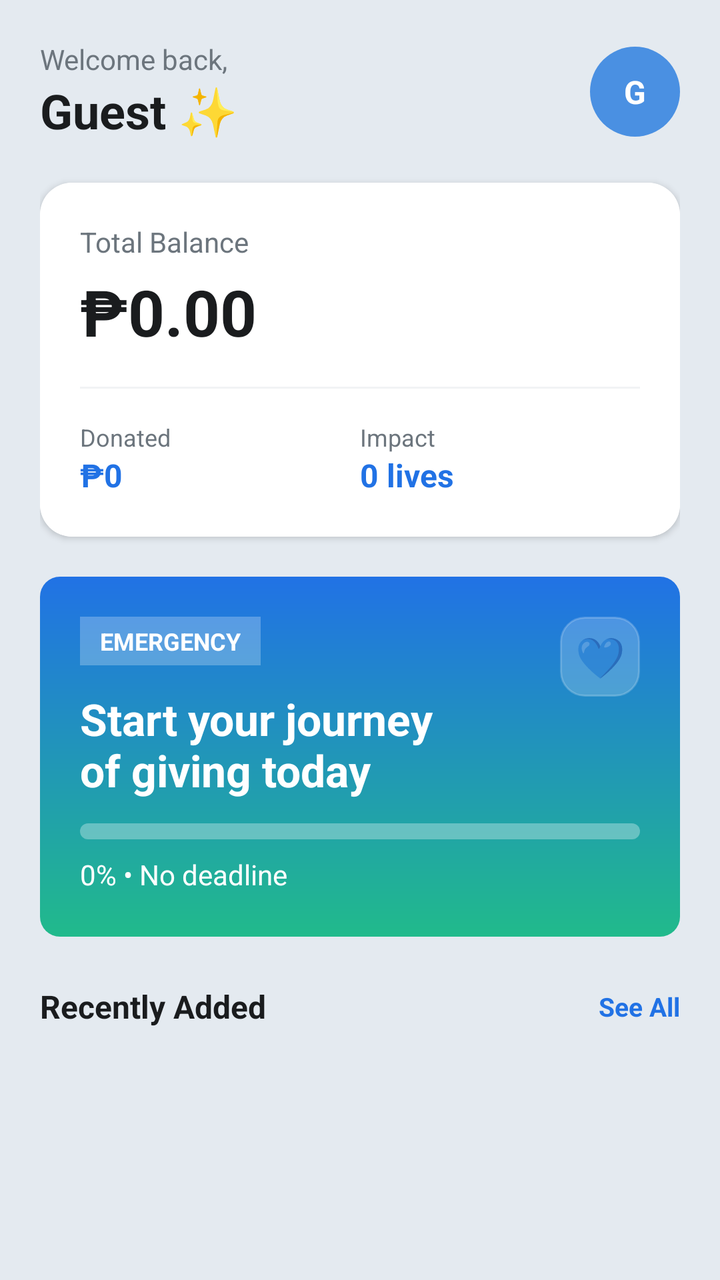
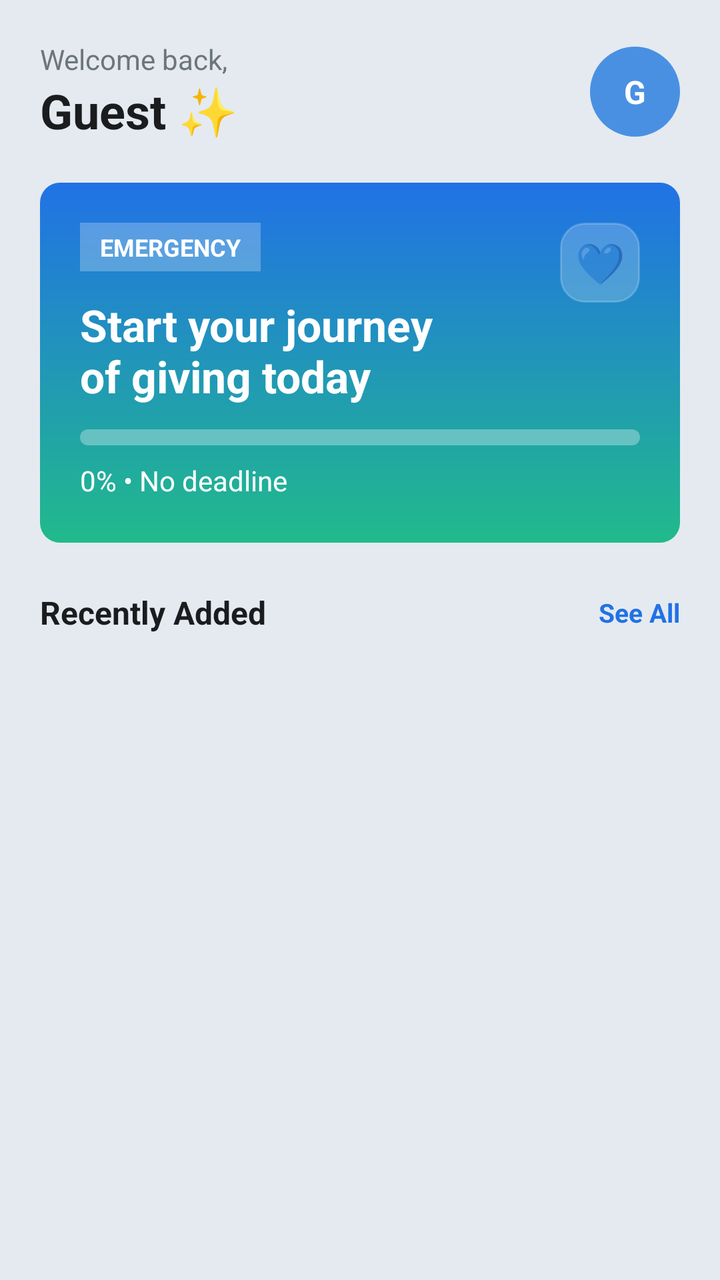

Compare the two renders of this Android layout. The source of the first and the diff that turns it into the second are given below.
<!-- AndroidManifest.xml: application theme Theme.UlamShare -->
<!-- res/layout/activity_home.xml -->
<?xml version="1.0" encoding="utf-8"?>
<androidx.constraintlayout.widget.ConstraintLayout xmlns:android="http://schemas.android.com/apk/res/android"
    xmlns:app="http://schemas.android.com/apk/res-auto"
    xmlns:tools="http://schemas.android.com/tools"
    android:layout_width="match_parent"
    android:layout_height="match_parent"
    android:background="#E4EAF0">

    <androidx.core.widget.NestedScrollView
        android:layout_width="match_parent"
        android:layout_height="match_parent"
        android:fillViewport="true">

        <LinearLayout
            android:layout_width="match_parent"
            android:layout_height="wrap_content"
            android:orientation="vertical"
            android:padding="20dp">

            <androidx.constraintlayout.widget.ConstraintLayout
                android:layout_width="match_parent"
                android:layout_height="wrap_content">

                <LinearLayout
                    android:id="@+id/greetingLayout"
                    android:layout_width="0dp"
                    android:layout_height="wrap_content"
                    android:orientation="vertical"
                    app:layout_constraintBottom_toBottomOf="parent"
                    app:layout_constraintEnd_toStartOf="@id/btnRegisterHeader"
                    app:layout_constraintStart_toStartOf="parent"
                    app:layout_constraintTop_toTopOf="parent">

                    <TextView
                        android:id="@+id/tvGreeting"
                        android:layout_width="wrap_content"
                        android:layout_height="wrap_content"
                        android:text="Welcome back,"
                        android:textColor="#6C757D"
                        android:textSize="14sp" />

                    <TextView
                        android:id="@+id/tvUserName"
                        android:layout_width="wrap_content"
                        android:layout_height="wrap_content"
                        android:text="Guest ✨"
                        android:textColor="#1A1C1E"
                        android:textSize="24sp"
                        android:textStyle="bold" />
                </LinearLayout>

                <Button
                    android:id="@+id/btnRegisterHeader"
                    style="@style/Widget.MaterialComponents.Button.TextButton"
                    android:layout_width="wrap_content"
                    android:layout_height="wrap_content"
                    android:layout_marginEnd="12dp"
                    android:minWidth="0dp"
                    android:text="Register"
                    android:textAllCaps="false"
                    android:textColor="#2172E5"
                    android:textSize="12sp"
                    android:textStyle="bold"
                    android:visibility="gone"
                    app:layout_constraintBottom_toBottomOf="parent"
                    app:layout_constraintEnd_toStartOf="@id/tvProfileInitials"
                    app:layout_constraintTop_toTopOf="parent"
                    tools:visibility="visible" />

                <TextView
                    android:id="@+id/tvProfileInitials"
                    android:layout_width="45dp"
                    android:layout_height="45dp"
                    android:background="@drawable/circle_blue_profile"
                    android:gravity="center"
                    android:text="G"
                    android:textColor="#FFFFFF"
                    android:textSize="16sp"
                    android:textStyle="bold"
                    app:layout_constraintBottom_toBottomOf="parent"
                    app:layout_constraintEnd_toEndOf="parent"
                    app:layout_constraintTop_toTopOf="parent" />
            </androidx.constraintlayout.widget.ConstraintLayout>

            
            <androidx.cardview.widget.CardView
                android:layout_width="match_parent"
                android:layout_height="wrap_content"
                android:layout_marginTop="20dp"
                app:cardCornerRadius="16dp"
                app:cardElevation="2dp">

                <LinearLayout
                    android:layout_width="match_parent"
                    android:layout_height="wrap_content"
                    android:background="#FFFFFF"
                    android:orientation="vertical"
                    android:padding="20dp">

                    <TextView
                        android:layout_width="wrap_content"
                        android:layout_height="wrap_content"
                        android:text="Total Balance"
                        android:textColor="#6C757D"
                        android:textSize="14sp" />

                    <TextView
                        android:id="@+id/tvUserBalance"
                        android:layout_width="wrap_content"
                        android:layout_height="wrap_content"
                        android:layout_marginTop="4dp"
                        android:text="₱0.00"
                        android:textColor="#1A1C1E"
                        android:textSize="32sp"
                        android:textStyle="bold" />

                    <View
                        android:layout_width="match_parent"
                        android:layout_height="1dp"
                        android:layout_marginTop="16dp"
                        android:background="#F1F3F5" />

                    <LinearLayout
                        android:layout_width="match_parent"
                        android:layout_height="wrap_content"
                        android:layout_marginTop="16dp"
                        android:orientation="horizontal">

                        <LinearLayout
                            android:layout_width="0dp"
                            android:layout_height="wrap_content"
                            android:layout_weight="1"
                            android:orientation="vertical">

                            <TextView
                                android:layout_width="wrap_content"
                                android:layout_height="wrap_content"
                                android:text="Donated"
                                android:textColor="#6C757D"
                                android:textSize="12sp" />

                            <TextView
                                android:id="@+id/tvTotalDonatedHome"
                                android:layout_width="wrap_content"
                                android:layout_height="wrap_content"
                                android:text="₱0"
                                android:textColor="#2172E5"
                                android:textSize="16sp"
                                android:textStyle="bold" />
                        </LinearLayout>

                        <LinearLayout
                            android:layout_width="0dp"
                            android:layout_height="wrap_content"
                            android:layout_weight="1"
                            android:orientation="vertical">

                            <TextView
                                android:layout_width="wrap_content"
                                android:layout_height="wrap_content"
                                android:text="Impact"
                                android:textColor="#6C757D"
                                android:textSize="12sp" />

                            <TextView
                                android:layout_width="wrap_content"
                                android:layout_height="wrap_content"
                                android:text="0 lives"
                                android:textColor="#2172E5"
                                android:textSize="16sp"
                                android:textStyle="bold" />
                        </LinearLayout>
                    </LinearLayout>
                </LinearLayout>
            </androidx.cardview.widget.CardView>

            
            <androidx.constraintlayout.widget.ConstraintLayout
                android:id="@+id/trendingContainer"
                android:layout_width="match_parent"
                android:layout_height="180dp"
                android:layout_marginTop="20dp"
                android:background="@drawable/bg_blue_green_gradient"
                android:clickable="true"
                android:focusable="true"
                android:padding="20dp">

                <TextView
                    android:id="@+id/tvTrendingTag"
                    android:layout_width="wrap_content"
                    android:layout_height="wrap_content"
                    android:background="#40FFFFFF"
                    android:paddingHorizontal="10dp"
                    android:paddingVertical="4dp"
                    android:text="EMERGENCY"
                    android:textColor="#FFFFFF"
                    android:textSize="12sp"
                    android:textStyle="bold"
                    app:layout_constraintStart_toStartOf="parent"
                    app:layout_constraintTop_toTopOf="parent" />

                <TextView
                    android:id="@+id/tvTrendingEmoji"
                    android:layout_width="40dp"
                    android:layout_height="40dp"
                    android:background="@drawable/rounded_soft_blue_rect"
                    android:backgroundTint="#33FFFFFF"
                    android:gravity="center"
                    android:text="💙"
                    android:textSize="20sp"
                    app:layout_constraintEnd_toEndOf="parent"
                    app:layout_constraintTop_toTopOf="parent" />

                <TextView
                    android:id="@+id/tvCampTitle"
                    android:layout_width="match_parent"
                    android:layout_height="wrap_content"
                    android:layout_marginTop="12dp"
                    android:text="Start your journey\nof giving today"
                    android:textColor="#FFFFFF"
                    android:textSize="22sp"
                    android:textStyle="bold"
                    app:layout_constraintStart_toStartOf="parent"
                    app:layout_constraintTop_toBottomOf="@id/tvTrendingTag" />

                <ProgressBar
                    android:id="@+id/pbCampProgress"
                    style="?android:attr/progressBarStyleHorizontal"
                    android:layout_width="0dp"
                    android:layout_height="8dp"
                    android:layout_marginTop="12dp"
                    android:layout_marginBottom="18dp"
                    android:progress="0"
                    android:progressDrawable="@drawable/custom_progress_white"
                    app:layout_constraintTop_toBottomOf="@id/tvCampTitle"
                    app:layout_constraintStart_toStartOf="parent"
                    app:layout_constraintEnd_toEndOf="parent" />

                <TextView
                    android:id="@+id/tvTrendingDetails"
                    android:layout_width="wrap_content"
                    android:layout_height="wrap_content"
                    android:layout_marginTop="8dp"
                    android:text="0% • No deadline"
                    android:textColor="#FFFFFF"
                    android:textSize="14sp"
                    app:layout_constraintTop_toBottomOf="@id/pbCampProgress"
                    app:layout_constraintStart_toStartOf="parent" />

                <TextView
                    android:id="@+id/tvRaised"
                    android:layout_width="wrap_content"
                    android:layout_height="wrap_content"
                    android:layout_marginTop="8dp"
                    android:text="Browse causes and make an impact."
                    android:textColor="#FFFFFF"
                    android:textSize="14sp"
                    app:layout_constraintTop_toBottomOf="@id/tvTrendingDetails"
                    app:layout_constraintStart_toStartOf="parent" />

            </androidx.constraintlayout.widget.ConstraintLayout>

            <androidx.constraintlayout.widget.ConstraintLayout
                android:layout_width="match_parent"
                android:layout_height="wrap_content"
                android:layout_marginTop="24dp">

                <TextView
                    android:id="@+id/tvRecentHeader"
                    android:layout_width="wrap_content"
                    android:layout_height="wrap_content"
                    android:text="Recently Added"
                    android:textColor="#1A1C1E"
                    android:textSize="16sp"
                    android:textStyle="bold"
                    app:layout_constraintBottom_toBottomOf="parent"
                    app:layout_constraintStart_toStartOf="parent"
                    app:layout_constraintTop_toTopOf="parent" />

                <TextView
                    android:id="@+id/btnSeeAllCampaigns"
                    android:layout_width="wrap_content"
                    android:layout_height="wrap_content"
                    android:text="See All"
                    android:textColor="#2172E5"
                    android:textSize="13sp"
                    android:textStyle="bold"
                    app:layout_constraintBottom_toBottomOf="parent"
                    app:layout_constraintEnd_toEndOf="parent"
                    app:layout_constraintTop_toTopOf="parent" />
            </androidx.constraintlayout.widget.ConstraintLayout>

            <androidx.recyclerview.widget.RecyclerView
                android:id="@+id/rvRecentlyAdded"
                android:layout_width="match_parent"
                android:layout_height="wrap_content"
                android:layout_marginTop="12dp"
                android:nestedScrollingEnabled="false"
                tools:listitem="@layout/item_campaign" />

            <androidx.constraintlayout.widget.ConstraintLayout
                android:id="@+id/emptyCampaignsCard"
                android:layout_width="match_parent"
                android:layout_height="120dp"
                android:layout_marginTop="12dp"
                android:background="@drawable/rounded_input_border"
                android:padding="16dp"
                android:visibility="gone">

                <ImageView
                    android:id="@+id/ivEmptyIcon"
                    android:layout_width="40dp"
                    android:layout_height="40dp"
                    android:alpha="0.3"
                    android:src="@drawable/plant"
                    app:layout_constraintBottom_toBottomOf="parent"
                    app:layout_constraintStart_toStartOf="parent"
                    app:layout_constraintTop_toTopOf="parent"
                    app:tint="#6C757D" />

                <TextView
                    android:id="@+id/tvEmptyCampaignsMessage"
                    android:layout_width="0dp"
                    android:layout_height="wrap_content"
                    android:layout_marginStart="16dp"
                    android:text="No campaigns available yet."
                    android:textColor="#6C757D"
                    android:textSize="14sp"
                    app:layout_constraintBottom_toBottomOf="parent"
                    app:layout_constraintEnd_toEndOf="parent"
                    app:layout_constraintStart_toEndOf="@id/ivEmptyIcon"
                    app:layout_constraintTop_toTopOf="parent" />
            </androidx.constraintlayout.widget.ConstraintLayout>

        </LinearLayout>
    </androidx.core.widget.NestedScrollView>

</androidx.constraintlayout.widget.ConstraintLayout>
<!-- res/layout/item_campaign.xml (included above) -->
<?xml version="1.0" encoding="utf-8"?>
<androidx.constraintlayout.widget.ConstraintLayout xmlns:android="http://schemas.android.com/apk/res/android"
    xmlns:app="http://schemas.android.com/apk/res-auto"
    android:id="@+id/cardActiveCampaign"
    android:layout_width="match_parent"
    android:layout_height="wrap_content"
    android:layout_marginBottom="12dp"
    android:background="@drawable/rounded_input_border"
    android:padding="16dp">

    <TextView
        android:id="@+id/tvCampaignEmoji"
        android:layout_width="56dp"
        android:layout_height="56dp"
        android:background="@drawable/rounded_soft_blue_rect"
        android:backgroundTint="#EEF2F8"
        android:gravity="center"
        android:text="💙"
        android:textSize="24sp"
        app:layout_constraintStart_toStartOf="parent"
        app:layout_constraintTop_toTopOf="parent" />

    <TextView
        android:id="@+id/tvActiveCampTitle"
        android:layout_width="0dp"
        android:layout_height="wrap_content"
        android:layout_marginStart="16dp"
        android:text="Scholars for Tomorrow"
        android:textColor="#1A1C1E"
        android:textSize="16sp"
        android:textStyle="bold"
        app:layout_constraintEnd_toStartOf="@id/tvCampaignStatusBadge"
        app:layout_constraintStart_toEndOf="@id/tvCampaignEmoji"
        app:layout_constraintTop_toTopOf="parent" />

    <TextView
        android:id="@+id/tvCampaignStatusBadge"
        android:layout_width="wrap_content"
        android:layout_height="wrap_content"
        android:background="@drawable/bg_campaign_status_expired"
        android:paddingHorizontal="10dp"
        android:paddingVertical="4dp"
        android:text="Expired"
        android:textColor="#B54708"
        android:textSize="11sp"
        android:textStyle="bold"
        android:visibility="gone"
        app:layout_constraintEnd_toEndOf="parent"
        app:layout_constraintTop_toTopOf="parent" />

    <TextView
        android:id="@+id/tvActiveCampSub"
        android:layout_width="0dp"
        android:layout_height="wrap_content"
        android:layout_marginStart="16dp"
        android:layout_marginTop="2dp"
        android:text="Help 500 scholars finish college"
        android:textColor="#6C757D"
        android:textSize="13sp"
        app:layout_constraintEnd_toEndOf="parent"
        app:layout_constraintStart_toEndOf="@id/tvCampaignEmoji"
        app:layout_constraintTop_toBottomOf="@id/tvActiveCampTitle" />

    <ProgressBar
        android:id="@+id/pbMiniProgress"
        style="?android:attr/progressBarStyleHorizontal"
        android:layout_width="0dp"
        android:layout_height="6dp"
        android:layout_marginStart="16dp"
        android:layout_marginTop="16dp"
        android:progress="62"
        android:progressTint="@color/brand_blue"
        app:layout_constraintEnd_toEndOf="parent"
        app:layout_constraintStart_toEndOf="@id/tvCampaignEmoji"
        app:layout_constraintTop_toBottomOf="@id/tvActiveCampSub" />

    <TextView
        android:id="@+id/tvRaisedAmount"
        android:layout_width="wrap_content"
        android:layout_height="wrap_content"
        android:layout_marginStart="16dp"
        android:layout_marginTop="8dp"
        android:text="₱310K raised"
        android:textColor="#A0A5AA"
        android:textSize="12sp"
        app:layout_constraintStart_toEndOf="@id/tvCampaignEmoji"
        app:layout_constraintTop_toBottomOf="@id/pbMiniProgress" />

    <TextView
        android:id="@+id/tvProgressPercent"
        android:layout_width="wrap_content"
        android:layout_height="wrap_content"
        android:layout_marginTop="8dp"
        android:text="62%"
        android:textColor="#A0A5AA"
        android:textSize="12sp"
        app:layout_constraintEnd_toEndOf="parent"
        app:layout_constraintTop_toBottomOf="@id/pbMiniProgress" />
</androidx.constraintlayout.widget.ConstraintLayout>
<!-- resources referenced by this layout -->
<resources>
  <color name="brand_blue">#2172E5</color>
  <!-- drawable bg_blue_green_gradient (drawable) -->
  <?xml version="1.0" encoding="utf-8"?>
  <shape xmlns:android="http://schemas.android.com/apk/res/android">
      <gradient
          android:angle="270"
          android:endColor="#21BA8B"
          android:startColor="#2172E5"
          android:type="linear" />
  
      <corners android:radius="10dp"/>
  </shape>
  <!-- drawable bg_campaign_status_expired (drawable) -->
  <?xml version="1.0" encoding="utf-8"?>
  <shape xmlns:android="http://schemas.android.com/apk/res/android">
      <solid android:color="#FFF4E5" />
      <stroke
          android:width="1dp"
          android:color="#F5C48C" />
      <corners android:radius="999dp" />
  </shape>
  <!-- drawable circle_blue_profile (drawable) -->
  <?xml version="1.0" encoding="utf-8"?>
  <shape xmlns:android="http://schemas.android.com/apk/res/android">
      <solid android:color="#4A90E2" />
      <corners android:radius="100dp"/>
  </shape>
  <!-- drawable custom_progress_white (drawable) -->
  <?xml version="1.0" encoding="utf-8"?>
  <layer-list xmlns:android="http://schemas.android.com/apk/res/android">
      <item android:id="@android:id/background">
          <shape>
              <corners android:radius="5dp" />
              <solid android:color="#50FFFFFF" />
          </shape>
      </item>
      <item android:id="@android:id/progress">
          <clip>
              <shape>
                  <corners android:radius="5dp" />
                  <solid android:color="#FFFFFF" />
              </shape>
          </clip>
      </item>
  </layer-list>
  <!-- drawable plant: png bitmap (drawable, 16208 bytes) -->
  <!-- drawable rounded_input_border (drawable) -->
  <?xml version="1.0" encoding="utf-8"?>
  <shape xmlns:android="http://schemas.android.com/apk/res/android">
      <solid android:color="#EAF8EE" />
      <corners android:radius="10dp" />
  </shape>
  <!-- drawable rounded_soft_blue_rect (drawable) -->
  <?xml version="1.0" encoding="utf-8"?>
  <shape xmlns:android="http://schemas.android.com/apk/res/android"
      android:shape="rectangle">
  
      <solid android:color="#EBF2FA" />
  
      <corners android:radius="12dp" />
  
      <stroke
          android:width="1dp"
          android:color="#BBDEFB" />
  </shape>
  <style name="Theme.UlamShare" parent="Theme.MaterialComponents.Light.NoActionBar">
          
          <item name="colorPrimary">@color/brand_blue</item>
          <item name="colorPrimaryVariant">@color/primary_blue</item>
          <item name="colorOnPrimary">@color/white</item>
          
          <item name="colorSecondary">@color/sky_blue</item>
          <item name="colorSecondaryVariant">@color/sky_blue</item>
          <item name="colorOnSecondary">@color/black</item>
          
          <item name="android:statusBarColor">?attr/colorPrimaryVariant</item>
          
      </style>
  <color name="primary_blue">#2172E5</color>
  <color name="white">#FFFFFF</color>
  <color name="sky_blue">#579AFA</color>
  <color name="black">#FF000000</color>
</resources>

<!-- the commit's change to res/layout/activity_home.xml (unified diff, before → after) -->
@@ -81,98 +81,6 @@
                     app:layout_constraintEnd_toEndOf="parent"
                     app:layout_constraintTop_toTopOf="parent" />
             </androidx.constraintlayout.widget.ConstraintLayout>
-
-            
-            <androidx.cardview.widget.CardView
-                android:layout_width="match_parent"
-                android:layout_height="wrap_content"
-                android:layout_marginTop="20dp"
-                app:cardCornerRadius="16dp"
-                app:cardElevation="2dp">
-
-                <LinearLayout
-                    android:layout_width="match_parent"
-                    android:layout_height="wrap_content"
-                    android:background="#FFFFFF"
-                    android:orientation="vertical"
-                    android:padding="20dp">
-
-                    <TextView
-                        android:layout_width="wrap_content"
-                        android:layout_height="wrap_content"
-                        android:text="Total Balance"
-                        android:textColor="#6C757D"
-                        android:textSize="14sp" />
-
-                    <TextView
-                        android:id="@+id/tvUserBalance"
-                        android:layout_width="wrap_content"
-                        android:layout_height="wrap_content"
-                        android:layout_marginTop="4dp"
-                        android:text="₱0.00"
-                        android:textColor="#1A1C1E"
-                        android:textSize="32sp"
-                        android:textStyle="bold" />
-
-                    <View
-                        android:layout_width="match_parent"
-                        android:layout_height="1dp"
-                        android:layout_marginTop="16dp"
-                        android:background="#F1F3F5" />
-
-                    <LinearLayout
-                        android:layout_width="match_parent"
-                        android:layout_height="wrap_content"
-                        android:layout_marginTop="16dp"
-                        android:orientation="horizontal">
-
-                        <LinearLayout
-                            android:layout_width="0dp"
-                            android:layout_height="wrap_content"
-                            android:layout_weight="1"
-                            android:orientation="vertical">
-
-                            <TextView
-                                android:layout_width="wrap_content"
-                                android:layout_height="wrap_content"
-                                android:text="Donated"
-                                android:textColor="#6C757D"
-                                android:textSize="12sp" />
-
-                            <TextView
-                                android:id="@+id/tvTotalDonatedHome"
-                                android:layout_width="wrap_content"
-                                android:layout_height="wrap_content"
-                                android:text="₱0"
-                                android:textColor="#2172E5"
-                                android:textSize="16sp"
-                                android:textStyle="bold" />
-                        </LinearLayout>
-
-                        <LinearLayout
-                            android:layout_width="0dp"
-                            android:layout_height="wrap_content"
-                            android:layout_weight="1"
-                            android:orientation="vertical">
-
-                            <TextView
-                                android:layout_width="wrap_content"
-                                android:layout_height="wrap_content"
-                                android:text="Impact"
-                                android:textColor="#6C757D"
-                                android:textSize="12sp" />
-
-                            <TextView
-                                android:layout_width="wrap_content"
-                                android:layout_height="wrap_content"
-                                android:text="0 lives"
-                                android:textColor="#2172E5"
-                                android:textSize="16sp"
-                                android:textStyle="bold" />
-                        </LinearLayout>
-                    </LinearLayout>
-                </LinearLayout>
-            </androidx.cardview.widget.CardView>
 
             
             <androidx.constraintlayout.widget.ConstraintLayout
